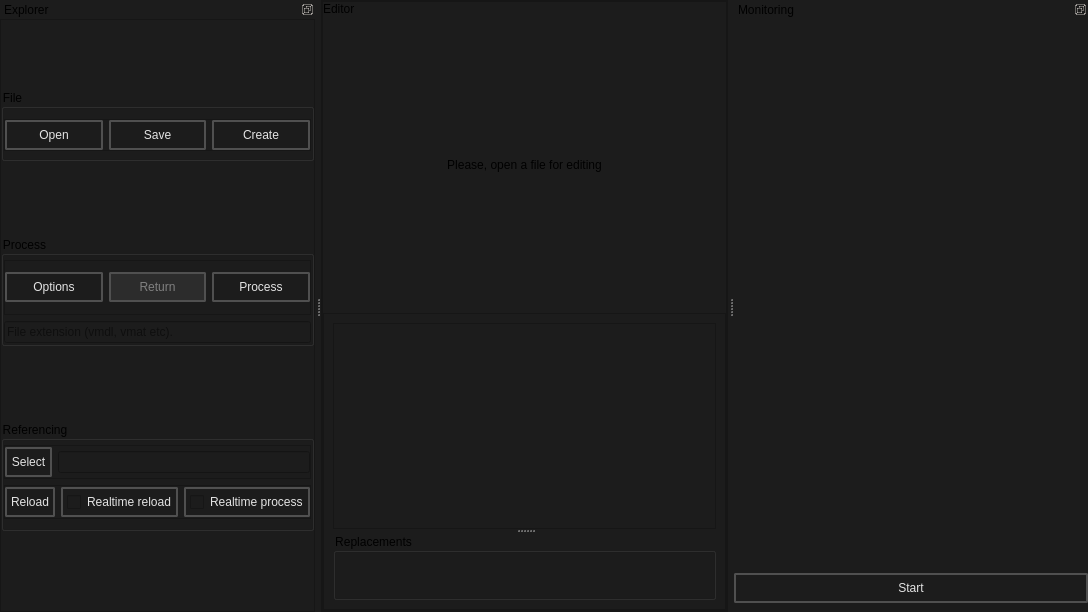
The window that src/batch_creator/main.ui (dertwist/Hammer5Tools) describes before a commit, drawn with Qt 5.
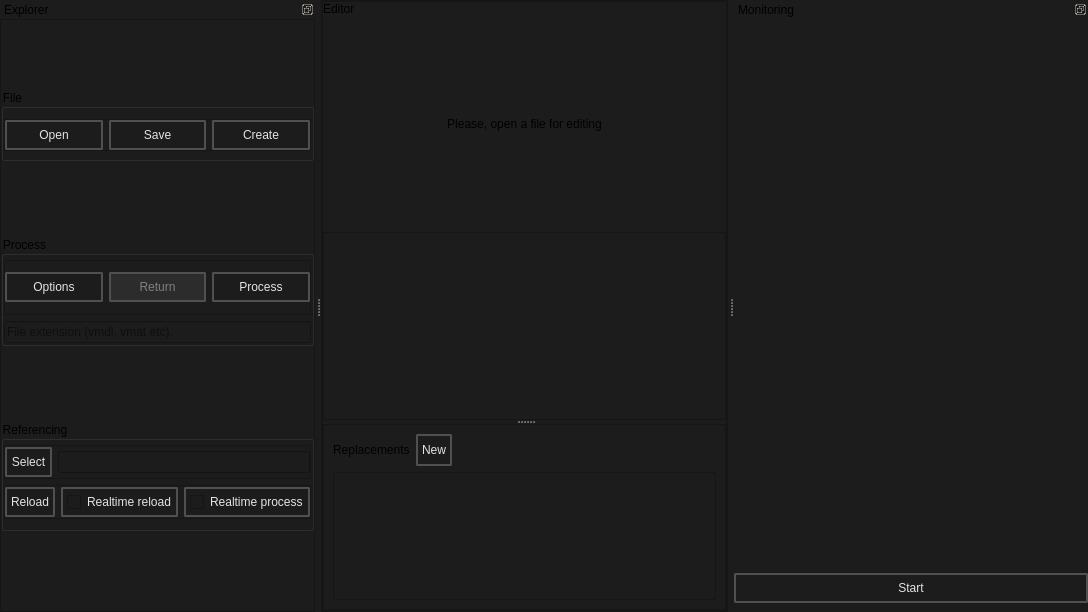
The same window after the commit. Icons and pictures are not drawn.

Commit message: batch creator added replacements editor

```diff
--- a/src/batch_creator/main.ui
+++ b/src/batch_creator/main.ui
@@ -104,12 +104,24 @@
           <item>
            <widget class="QFrame" name="editor_widgets">
             <property name="frameShape">
-             <enum>QFrame::Shape::StyledPanel</enum>
+             <enum>QFrame::Shape::NoFrame</enum>
             </property>
             <property name="frameShadow">
              <enum>QFrame::Shadow::Raised</enum>
             </property>
             <layout class="QVBoxLayout" name="verticalLayout_6">
+             <property name="leftMargin">
+              <number>0</number>
+             </property>
+             <property name="topMargin">
+              <number>0</number>
+             </property>
+             <property name="rightMargin">
+              <number>0</number>
+             </property>
+             <property name="bottomMargin">
+              <number>0</number>
+             </property>
              <item>
               <widget class="QSplitter" name="splitter">
                <property name="orientation">
@@ -126,23 +138,156 @@
                  <string>Content</string>
                 </property>
                </widget>
-               <widget class="QGroupBox" name="groupBox">
-                <property name="title">
-                 <string>Replacements</string>
+               <widget class="QFrame" name="frame_5">
+                <property name="frameShape">
+                 <enum>QFrame::Shape::StyledPanel</enum>
                 </property>
-                <layout class="QVBoxLayout" name="verticalLayout_11">
+                <property name="frameShadow">
+                 <enum>QFrame::Shadow::Raised</enum>
+                </property>
+                <layout class="QVBoxLayout" name="verticalLayout_12">
                  <item>
-                  <spacer name="verticalSpacer">
-                   <property name="orientation">
-                    <enum>Qt::Orientation::Vertical</enum>
+                  <layout class="QHBoxLayout" name="horizontalLayout_2">
+                   <property name="topMargin">
+                    <number>0</number>
                    </property>
-                   <property name="sizeHint" stdset="0">
+                   <item>
+                    <widget class="QLabel" name="label_2">
+                     <property name="text">
+                      <string>Replacements</string>
+                     </property>
+                    </widget>
+                   </item>
+                   <item>
+                    <widget class="QPushButton" name="new_replacement_button">
+                     <property name="minimumSize">
+                      <size>
+                       <width>0</width>
+                       <height>32</height>
+                      </size>
+                     </property>
+                     <property name="maximumSize">
+                      <size>
+                       <width>128</width>
+                       <height>16777215</height>
+                      </size>
+                     </property>
+                     <property name="toolTip">
+                      <string>&lt;html&gt;&lt;head/&gt;&lt;body&gt;&lt;p&gt;Creates a new replacement&lt;/p&gt;&lt;/body&gt;&lt;/html&gt;</string>
+                     </property>
+                     <property name="styleSheet">
+                      <string notr="true">    QPushButton {
+
+        font: 580 9pt &quot;Segoe UI&quot;;
+	
+
+        border: 2px solid black;
+        border-radius: 2px;
+        border-color: rgba(80, 80, 80, 255);
+        height:22px;
+        padding-top: 2px;
+        padding-bottom:2px;
+        padding-left: 4px;
+        padding-right: 4px;
+        color: #E3E3E3;
+        background-color: #1C1C1C;
+    }
+    QPushButton:hover {
+        background-color: #414956;
+        color: white;
+    }
+    QPushButton:pressed {
+        background-color: red;
+        background-color: #1C1C1C;
+        margin: 1 px;
+        margin-left: 2px;
+        margin-right: 2px;
+
+    }
+QPushButton:disabled {
+color: gray;
+ background-color: #2C2C2C;
+}</string>
+                     </property>
+                     <property name="text">
+                      <string>New</string>
+                     </property>
+                     <property name="icon">
+                      <iconset resource="../resources.qrc">
+                       <normaloff>:/icons/add_24dp_9D9D9D_FILL0_wght400_GRAD0_opsz24.svg</normaloff>:/icons/add_24dp_9D9D9D_FILL0_wght400_GRAD0_opsz24.svg</iconset>
+                     </property>
+                     <property name="iconSize">
+                      <size>
+                       <width>20</width>
+                       <height>20</height>
+                      </size>
+                     </property>
+                    </widget>
+                   </item>
+                   <item>
+                    <spacer name="horizontalSpacer_2">
+                     <property name="orientation">
+                      <enum>Qt::Orientation::Horizontal</enum>
+                     </property>
+                     <property name="sizeHint" stdset="0">
+                      <size>
+                       <width>40</width>
+                       <height>20</height>
+                      </size>
+                     </property>
+                    </spacer>
+                   </item>
+                  </layout>
+                 </item>
+                 <item>
+                  <widget class="QScrollArea" name="scrollArea">
+                   <property name="minimumSize">
                     <size>
-                     <width>20</width>
-                     <height>21</height>
+                     <width>0</width>
+                     <height>128</height>
                     </size>
                    </property>
-                  </spacer>
+                   <property name="widgetResizable">
+                    <bool>true</bool>
+                   </property>
+                   <widget class="QWidget" name="replacements_layout">
+                    <property name="geometry">
+                     <rect>
+                      <x>0</x>
+                      <y>0</y>
+                      <width>346</width>
+                      <height>126</height>
+                     </rect>
+                    </property>
+                    <layout class="QVBoxLayout" name="verticalLayout_11">
+                     <property name="leftMargin">
+                      <number>0</number>
+                     </property>
+                     <property name="topMargin">
+                      <number>0</number>
+                     </property>
+                     <property name="rightMargin">
+                      <number>0</number>
+                     </property>
+                     <property name="bottomMargin">
+                      <number>0</number>
+                     </property>
+                     <item>
+                      <spacer name="verticalSpacer">
+                       <property name="orientation">
+                        <enum>Qt::Orientation::Vertical</enum>
+                       </property>
+                       <property name="sizeHint" stdset="0">
+                        <size>
+                         <width>20</width>
+                         <height>40</height>
+                        </size>
+                       </property>
+                      </spacer>
+                     </item>
+                    </layout>
+                   </widget>
+                  </widget>
                  </item>
                 </layout>
                </widget>
```
Left out of the diff: 2 changed lines with no effect on the pictures. The commit also changes 9 other files.
